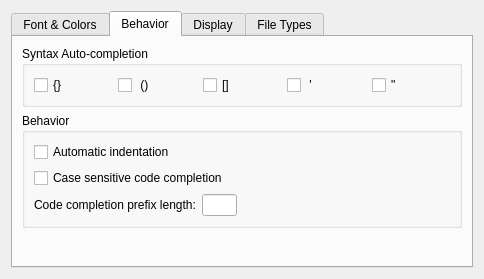
The window that liteidex/src/plugins/liteeditor/liteeditoroption.ui (seanxyh/liteide) describes before a commit, drawn with Qt 5.
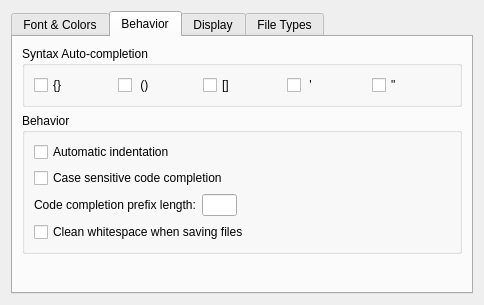
The same window after the commit. The open tabs and pages were chosen to show the change.

```diff
--- a/liteidex/src/plugins/liteeditor/liteeditoroption.ui
+++ b/liteidex/src/plugins/liteeditor/liteeditoroption.ui
@@ -288,6 +288,13 @@
             </item>
            </layout>
           </item>
+          <item>
+           <widget class="QCheckBox" name="cleanWhitespaceOnSaveCheckBox">
+            <property name="text">
+             <string>Clean whitespace when saving files</string>
+            </property>
+           </widget>
+          </item>
          </layout>
         </widget>
        </item>
@@ -340,6 +347,13 @@
             </property>
            </widget>
           </item>
+          <item>
+           <widget class="QCheckBox" name="defaultWordWrapCheckBox">
+            <property name="text">
+             <string>Word wrap by default</string>
+            </property>
+           </widget>
+          </item>
           <item>
            <widget class="QCheckBox" name="lineNumberVisibleCheckBox">
             <property name="text">
```
